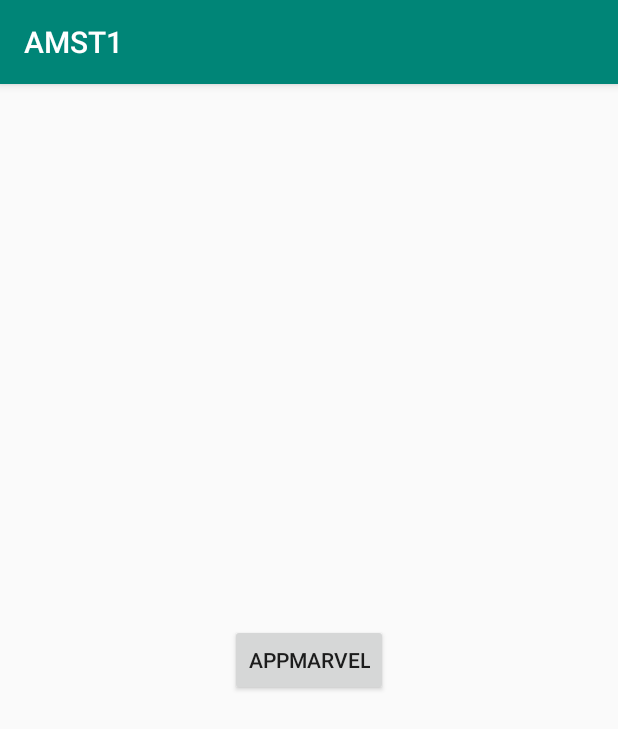
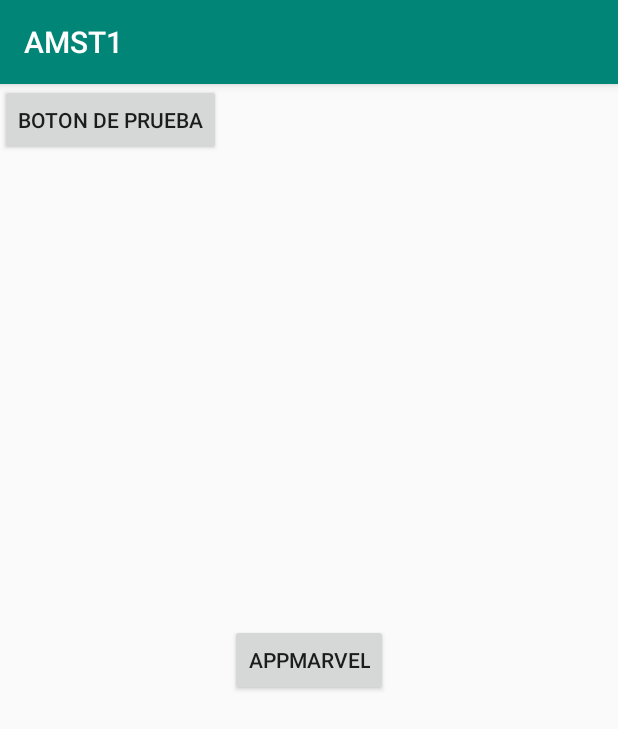
Before and after one commit to sofia604/PST_TA5_G1, an Android app: the screen it shows after launch (MainActivity), on a phone screen of 412 x 824 dp. Shown: the top 729 px of the screen. Run offline under Robolectric (Android 15) with nearby library versions, the phone set to English and light mode, and no system bars.

Commit message:
cambios en mi rama

```diff
--- a/app/src/main/res/layout/activity_main.xml
+++ b/app/src/main/res/layout/activity_main.xml
@@ -16,4 +16,12 @@
         app:layout_constraintStart_toStartOf="parent"
         app:layout_constraintTop_toTopOf="parent" />
 
+    <Button
+        android:id="@+id/button"
+        android:layout_width="wrap_content"
+        android:layout_height="wrap_content"
+        android:text="Boton de prueba"
+        tools:layout_editor_absoluteX="166dp"
+        tools:layout_editor_absoluteY="422dp" />
+
 </androidx.constraintlayout.widget.ConstraintLayout>
```
